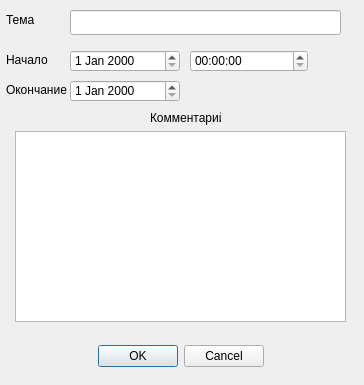
Before: the Qt Designer form eventdialog.ui in ValikSilchenko/CorpCalendar, drawn with Qt 5.
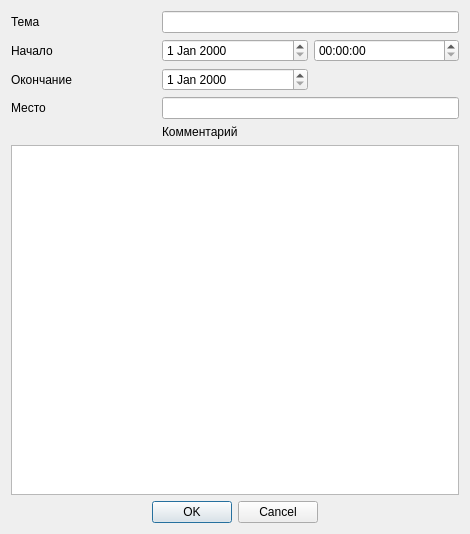
After: the same form once the commit is applied.

Commit message: added grid layout to EventDialog

The edit to the form file:
```diff
--- a/eventdialog.ui
+++ b/eventdialog.ui
@@ -6,134 +6,87 @@
    <rect>
     <x>0</x>
     <y>0</y>
-    <width>364</width>
-    <height>385</height>
+    <width>470</width>
+    <height>534</height>
    </rect>
   </property>
+  <property name="maximumSize">
+   <size>
+    <width>470</width>
+    <height>534</height>
+   </size>
+  </property>
   <property name="windowTitle">
    <string>Dialog</string>
   </property>
-  <widget class="QDialogButtonBox" name="buttonBox">
-   <property name="geometry">
-    <rect>
-     <x>50</x>
-     <y>340</y>
-     <width>261</width>
-     <height>32</height>
-    </rect>
-   </property>
-   <property name="orientation">
-    <enum>Qt::Horizontal</enum>
-   </property>
-   <property name="standardButtons">
-    <set>QDialogButtonBox::Cancel|QDialogButtonBox::Ok</set>
-   </property>
-   <property name="centerButtons">
-    <bool>true</bool>
-   </property>
-  </widget>
-  <widget class="QTextBrowser" name="textBrowser">
-   <property name="geometry">
-    <rect>
-     <x>15</x>
-     <y>131</y>
-     <width>331</width>
-     <height>191</height>
-    </rect>
-   </property>
-  </widget>
-  <widget class="QLineEdit" name="lineEdit">
-   <property name="geometry">
-    <rect>
-     <x>70</x>
-     <y>10</y>
-     <width>271</width>
-     <height>25</height>
-    </rect>
-   </property>
-  </widget>
-  <widget class="QDateEdit" name="dateEdit">
-   <property name="geometry">
-    <rect>
-     <x>70</x>
-     <y>50</y>
-     <width>110</width>
-     <height>22</height>
-    </rect>
-   </property>
-  </widget>
-  <widget class="QDateEdit" name="dateEdit_2">
-   <property name="geometry">
-    <rect>
-     <x>70</x>
-     <y>80</y>
-     <width>110</width>
-     <height>22</height>
-    </rect>
-   </property>
-  </widget>
-  <widget class="QTimeEdit" name="timeEdit">
-   <property name="geometry">
-    <rect>
-     <x>190</x>
-     <y>50</y>
-     <width>118</width>
-     <height>22</height>
-    </rect>
-   </property>
-  </widget>
+  <layout class="QGridLayout" name="gridLayout">
+   <item row="0" column="0">
   <widget class="QLabel" name="label">
-   <property name="geometry">
-    <rect>
-     <x>6</x>
-     <y>10</y>
-     <width>61</width>
-     <height>20</height>
-    </rect>
-   </property>
    <property name="text">
     <string>Тема</string>
    </property>
   </widget>
+   </item>
+   <item row="0" column="1" colspan="2">
+    <widget class="QLineEdit" name="lineEdit"/>
+   </item>
+   <item row="1" column="0">
   <widget class="QLabel" name="label_2">
-   <property name="geometry">
-    <rect>
-     <x>6</x>
-     <y>50</y>
-     <width>61</width>
-     <height>20</height>
-    </rect>
-   </property>
    <property name="text">
     <string>Начало</string>
    </property>
   </widget>
+   </item>
+   <item row="1" column="1">
+    <widget class="QDateEdit" name="dateEdit"/>
+   </item>
+   <item row="1" column="2">
+    <widget class="QTimeEdit" name="timeEdit"/>
+   </item>
+   <item row="2" column="0">
   <widget class="QLabel" name="label_3">
-   <property name="geometry">
-    <rect>
-     <x>6</x>
-     <y>80</y>
-     <width>61</width>
-     <height>20</height>
-    </rect>
-   </property>
    <property name="text">
     <string>Окончание</string>
    </property>
   </widget>
+   </item>
+   <item row="2" column="1">
+    <widget class="QDateEdit" name="dateEdit_2"/>
+   </item>
+   <item row="3" column="0">
+    <widget class="QLabel" name="label_5">
+     <property name="text">
+      <string>Место</string>
+     </property>
+    </widget>
+   </item>
+   <item row="3" column="1" colspan="2">
+    <widget class="QLineEdit" name="lineEdit_2"/>
+   </item>
+   <item row="4" column="1" colspan="2">
   <widget class="QLabel" name="label_4">
-   <property name="geometry">
-    <rect>
-     <x>150</x>
-     <y>110</y>
-     <width>71</width>
-     <height>16</height>
-    </rect>
-   </property>
    <property name="text">
     <string>Комментарий</string>
    </property>
   </widget>
+   </item>
+   <item row="5" column="0" colspan="3">
+    <widget class="QTextBrowser" name="textBrowser"/>
+   </item>
+   <item row="6" column="0" colspan="3">
+    <widget class="QDialogButtonBox" name="buttonBox">
+     <property name="orientation">
+      <enum>Qt::Horizontal</enum>
+     </property>
+     <property name="standardButtons">
+      <set>QDialogButtonBox::Cancel|QDialogButtonBox::Ok</set>
+     </property>
+     <property name="centerButtons">
+      <bool>true</bool>
+     </property>
+    </widget>
+   </item>
+  </layout>
  </widget>
  <resources/>
  <connections>
```
Lines whose indentation alone changed are shown as unchanged. The commit also changes 3 other files.
